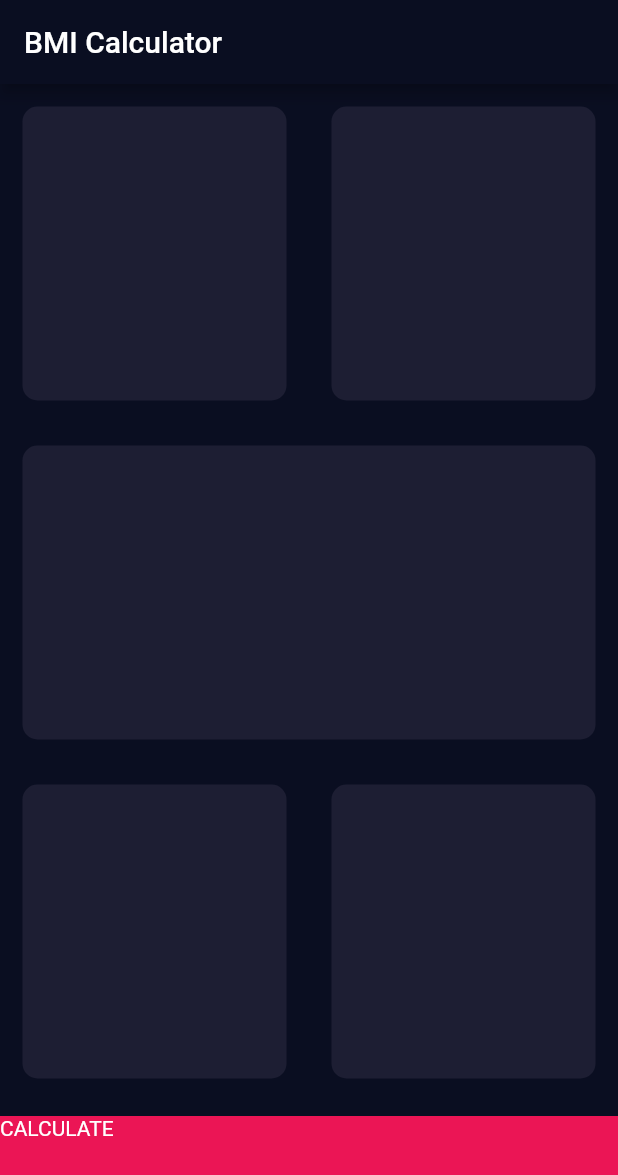
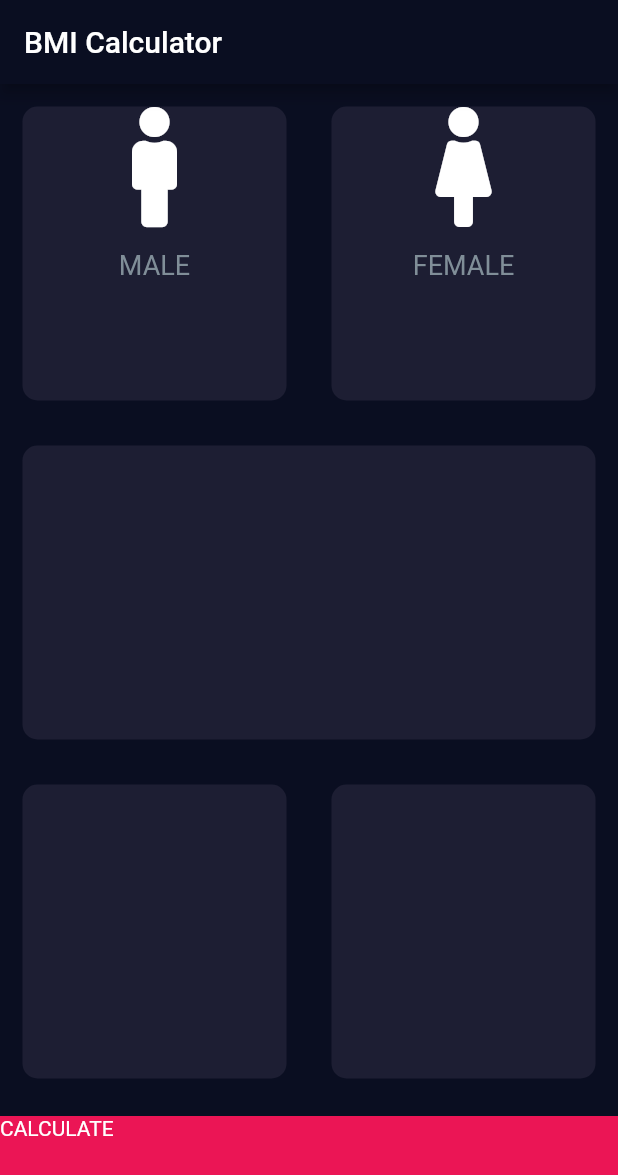
Before and after one commit to snlucas/FlutterBootcamp-StudyRepo, a Flutter app: the screen it shows after launch, on a phone screen of 412 x 824 dp. Shown: the top 1175 px of the screen. Run offline on Flutter 3.47's test engine with Material 2 defaults, Android fonts, the phone set to English and light mode, and no system bars; our stand-ins replace audioplayers, font_awesome_flutter, rflutter_alert.

Commit message:
Create IconContent widget and Font Awesome package

```diff
--- a/bmi_calculator/lib/input_page.dart
+++ b/bmi_calculator/lib/input_page.dart
@@ -1,4 +1,5 @@
 import 'package:flutter/material.dart';
+import 'package:font_awesome_flutter/font_awesome_flutter.dart';
 
 const kBottomContainerHeight = 80.0;
 const kActiveCardColor = 0xFF1D1E33;
@@ -24,11 +25,19 @@ class _InputPageState extends State<InputPage> {
                 Expanded(
                   child: ReusableCard(
                     color: Color(kActiveCardColor),
+                    cardChild: IconContent(
+                      icon: FontAwesomeIcons.male,
+                      text: 'MALE',
+                    ),
                   ),
                 ),
                 Expanded(
                   child: ReusableCard(
                     color: Color(kActiveCardColor),
+                    cardChild: IconContent(
+                      icon: FontAwesomeIcons.female,
+                      text: 'FEMALE',
+                    ),
                   ),
                 ),
               ],
@@ -88,3 +97,32 @@ class ReusableCard extends StatelessWidget {
     );
   }
 }
+
+class IconContent extends StatelessWidget {
+  const IconContent({@required this.icon, @required this.text});
+
+  final IconData icon;
+  final String text;
+
+  @override
+  Widget build(BuildContext context) {
+    return Column(
+      children: <Widget>[
+        Icon(
+          icon,
+          size: 80.0,
+        ),
+        SizedBox(
+          height: 15.0,
+        ),
+        Text(
+          text,
+          style: TextStyle(
+            fontSize: 18.0,
+            color: Color(0xFF808E98),
+          ),
+        ),
+      ],
+    );
+  }
+}
--- a/bmi_calculator/pubspec.yaml
+++ b/bmi_calculator/pubspec.yaml
@@ -28,6 +28,8 @@ dependencies:
   # The following adds the Cupertino Icons font to your application.
   # Use with the CupertinoIcons class for iOS style icons.
   cupertino_icons: ^1.0.2
+
+  font_awesome_flutter: ^8.4.0
 
 dev_dependencies:
   flutter_test:
```
Also changed, not shown: bmi_calculator/pubspec.lock.
